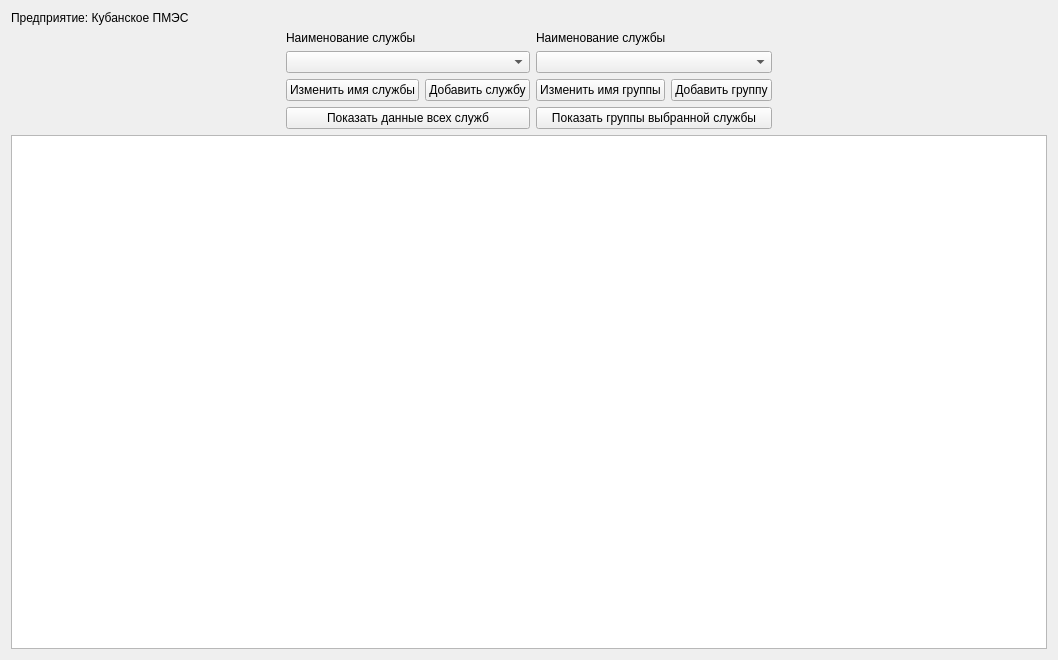
Old version of the form qt_assets/qt_forms/ui_services_report_widget.ui in the repository kiadreams/work_assistent.
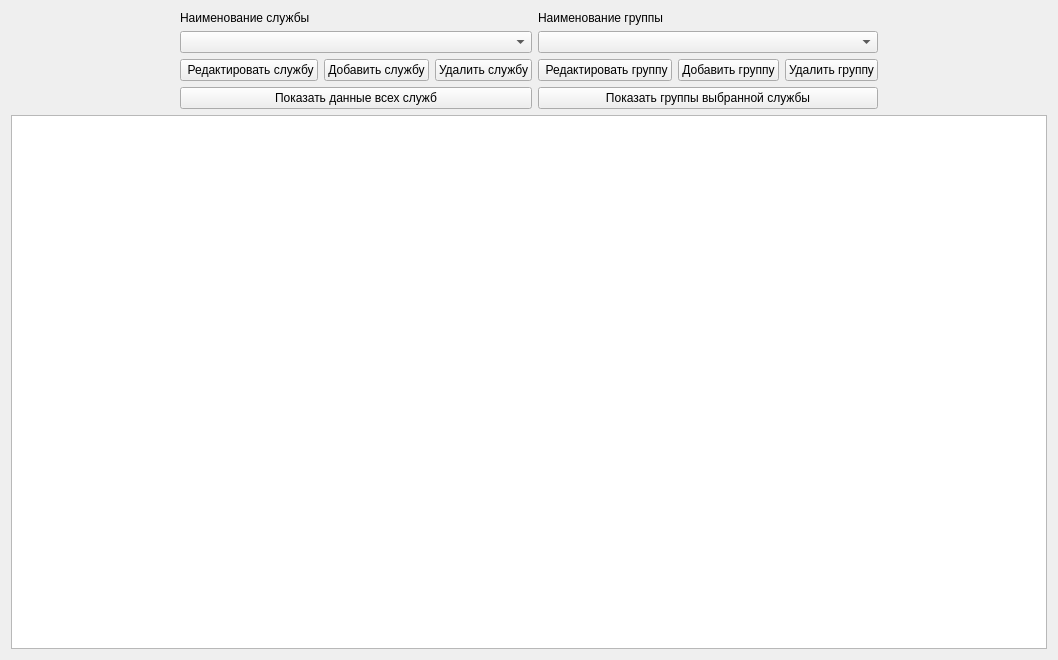
New version of the form.

What changed in the file:
```diff
--- a/qt_assets/qt_forms/ui_services_report_widget.ui
+++ b/qt_assets/qt_forms/ui_services_report_widget.ui
@@ -16,13 +16,6 @@
   <layout class="QVBoxLayout" name="verticalLayout_4">
    <item>
     <layout class="QVBoxLayout" name="verticalLayout_3">
-     <item>
-      <widget class="QLabel" name="label_company_name">
-       <property name="text">
-        <string>Предприятие: Кубанское ПМЭС</string>
-       </property>
-      </widget>
-     </item>
      <item>
       <layout class="QHBoxLayout" name="horizontalLayout_3">
        <item>
@@ -55,7 +48,7 @@
            <item>
             <widget class="QPushButton" name="pushButton_change_service_name">
              <property name="text">
-              <string>Изменить имя службы</string>
+              <string> Редактировать службу</string>
              </property>
             </widget>
            </item>
@@ -66,6 +59,13 @@
              </property>
             </widget>
            </item>
+           <item>
+            <widget class="QPushButton" name="pushButton_remove_service">
+             <property name="text">
+              <string>Удалить службу</string>
+             </property>
+            </widget>
+           </item>
           </layout>
          </item>
          <item>
@@ -82,7 +82,7 @@
          <item>
           <widget class="QLabel" name="label_group_list_title">
            <property name="text">
-            <string>Наименование службы</string>
+            <string>Наименование группы</string>
            </property>
           </widget>
          </item>
@@ -94,7 +94,7 @@
            <item>
             <widget class="QPushButton" name="pushButton_change_group_name">
              <property name="text">
-              <string>Изменить имя группы</string>
+              <string> Редактировать группу</string>
              </property>
             </widget>
            </item>
@@ -105,6 +105,13 @@
              </property>
             </widget>
            </item>
+           <item>
+            <widget class="QPushButton" name="pushButton_remove_group">
+             <property name="text">
+              <string>Удалить группу</string>
+             </property>
+            </widget>
+           </item>
           </layout>
          </item>
          <item>
```
Left out of the diff: 4 changed lines with no effect on the pictures.
